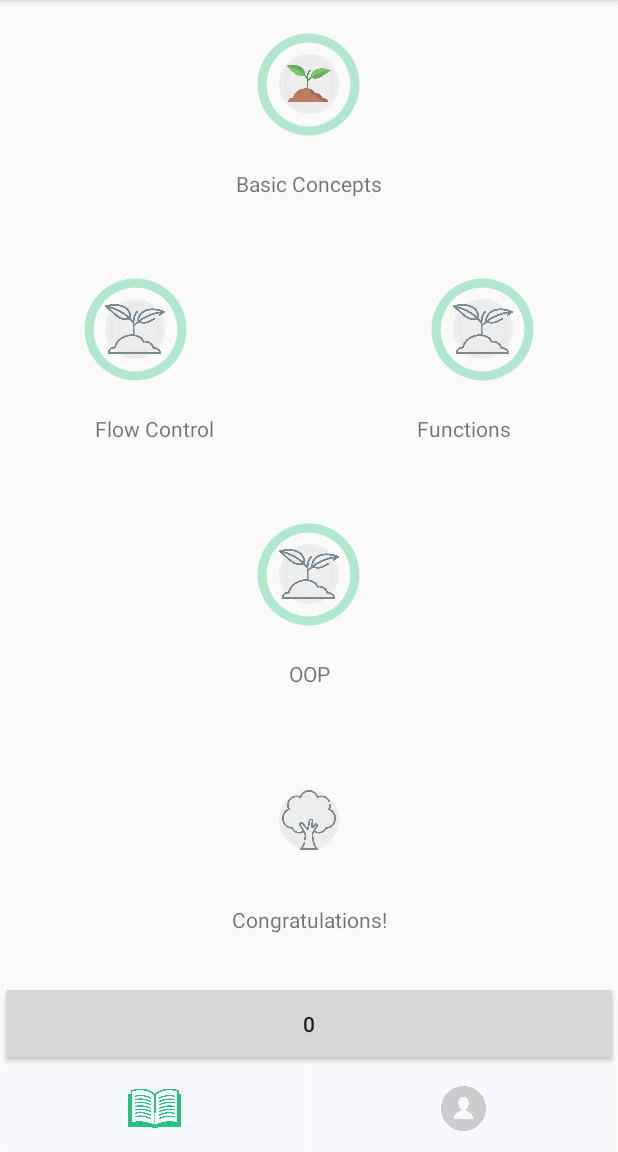
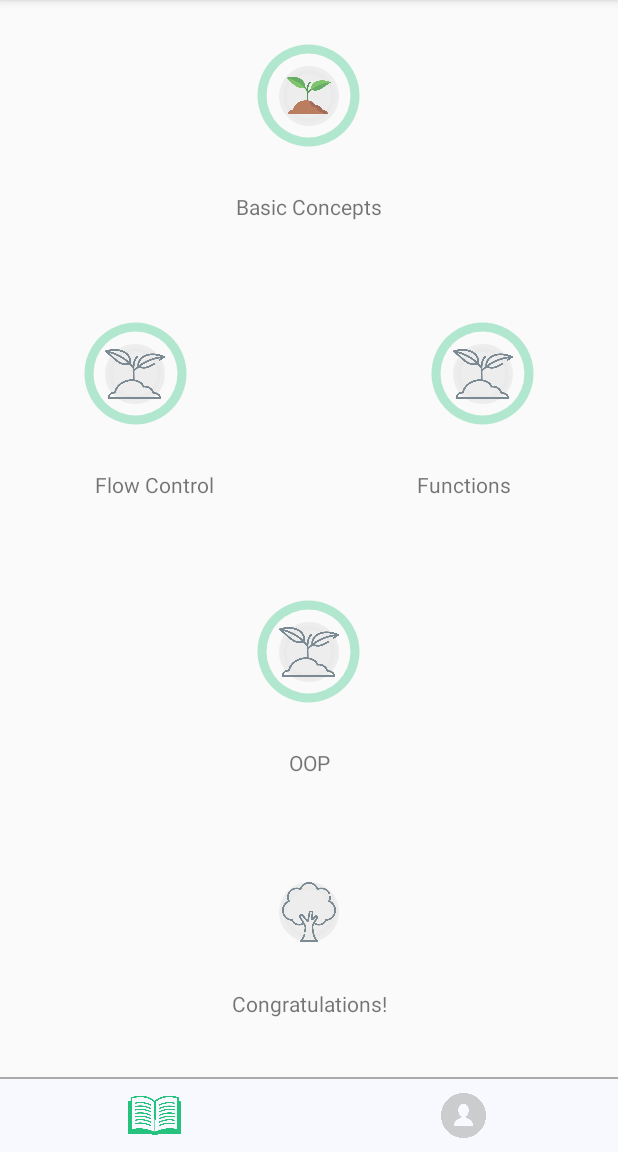
Before and after one commit to nanda248/kotlinHub, an Android app: the ActivityHomePage screen opened directly, with no data from a screen before it, on a phone screen of 412 x 824 dp, the part 84-1236 px from its top. Run offline under Robolectric (Android 15) with nearby library versions, the phone set to English and light mode, and no system bars.

Commit message:
Adjust bottom buttons and quiz page

```diff
--- a/app/src/main/java/com/example/nanda/kotlinhub/activities/ActivityHomePage.kt
+++ b/app/src/main/java/com/example/nanda/kotlinhub/activities/ActivityHomePage.kt
@@ -26,7 +26,6 @@ class ActivityHomePage : AppCompatActivity() {
         val btnFC = findViewById<ImageButton>(R.id.btn_class_object)
         val btnFunction = findViewById<ImageButton>(R.id.btn_function)
         val btnOOP = findViewById<ImageButton>(R.id.btn_miscellaneous)
-        val test = findViewById<Button>(R.id.test)
         val btnLessonPage = findViewById<ImageButton>(R.id.btn_lesson_page)
         val btnProfilePage = findViewById<ImageButton>(R.id.btn_profile_page)
 
@@ -38,7 +37,6 @@ class ActivityHomePage : AppCompatActivity() {
         userDBHelper = UserDBHelper(this)
         var progress = userDBHelper.getProgress()
 
-        test.text = progress.toString()
 
         if(progress in 1..5){
 
@@ -131,12 +129,6 @@ class ActivityHomePage : AppCompatActivity() {
 
 
 
-        test.setOnClickListener {
-            val myIntent = Intent(this, ActivityQuiz::class.java)
-            myIntent.putExtra("quizFile", "quiz_3")
-            startActivity(myIntent)
-        }
-
     }
 
     override fun onBackPressed() {
--- a/app/src/main/res/layout/activity_home_page.xml
+++ b/app/src/main/res/layout/activity_home_page.xml
@@ -157,7 +157,7 @@
     <RelativeLayout
         android:layout_width="match_parent"
         android:layout_height="0dp"
-        android:layout_weight="1"
+        android:layout_weight="0.8"
         android:orientation="horizontal">
 
         <ImageButton
@@ -177,27 +177,20 @@
         android:textAlignment="center"
         android:text="@string/tv_congrats"/>
 
-    <Button
-        android:id="@+id/test"
-        android:layout_width="match_parent"
-        android:layout_height="0dp"
-        android:layout_weight="0.5"
-        android:text="test"/>
-
 
     <LinearLayout
         android:layout_width="match_parent"
-        android:layout_height="0dp"
-        android:layout_weight="0.5"
+        android:layout_height="50dp"
+        android:background="@color/darkGrey"
         android:orientation="horizontal">
 
         <ImageButton
             android:id="@+id/btn_lesson_page"
             android:layout_width="0dp"
             android:layout_height="match_parent"
+            android:layout_marginTop="1dp"
             android:layout_alignParentLeft="true"
             android:layout_centerInParent="true"
-            android:layout_margin="2dp"
             android:layout_weight="1"
             android:background="@drawable/button_lesson_act" />
 
@@ -205,9 +198,9 @@
             android:id="@+id/btn_profile_page"
             android:layout_width="0dp"
             android:layout_height="match_parent"
+            android:layout_marginTop="1dp"
             android:layout_alignParentLeft="true"
             android:layout_centerInParent="true"
-            android:layout_margin="2dp"
             android:layout_weight="1"
             android:background="@drawable/button_profile_unact" />
 
```
Also changed, not shown: app/src/main/res/layout/activity_profile_page.xml (+4 -5 lines), app/src/main/res/layout/activity_quiz.xml (+5 -10 lines).
